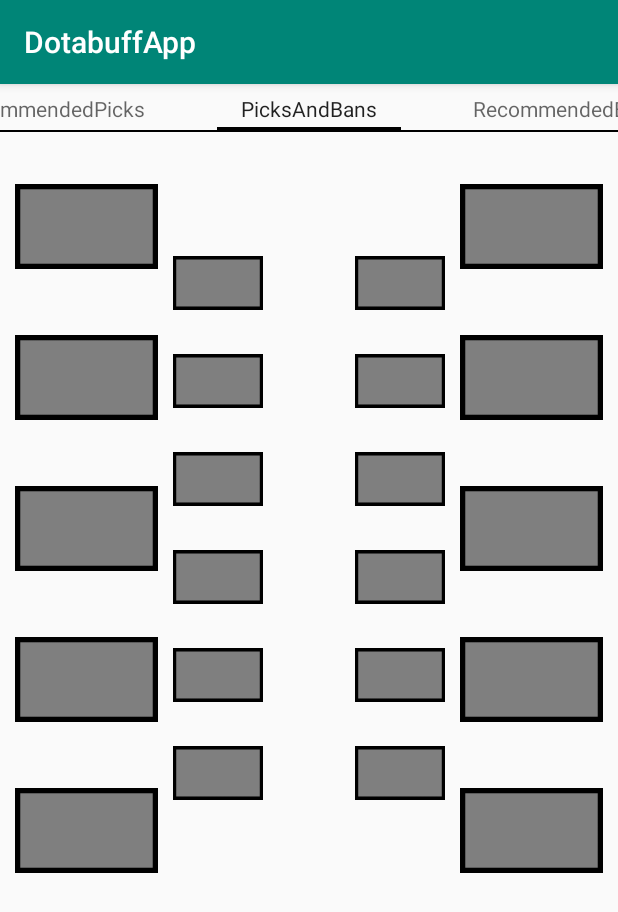
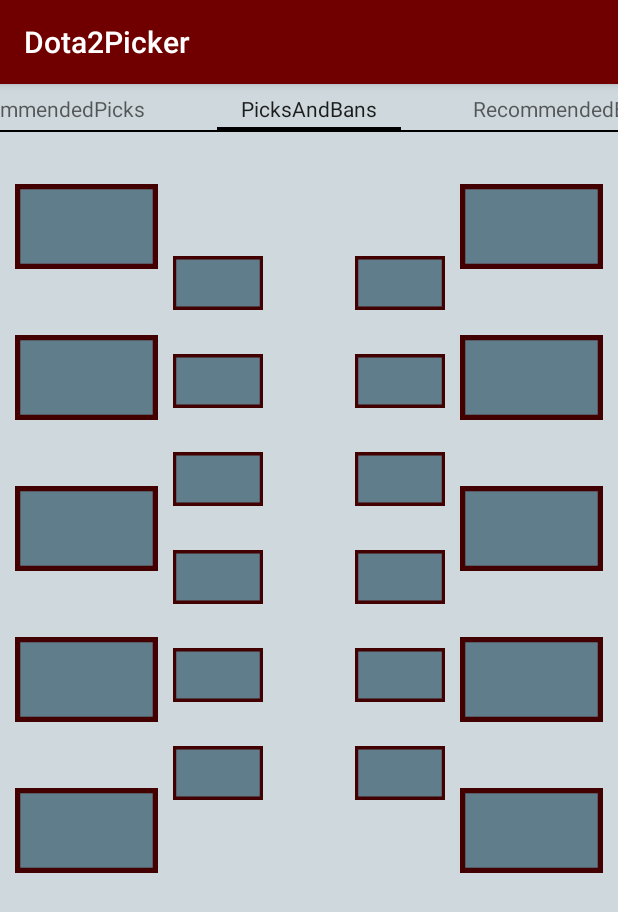
Before and after one commit to DrAlexD/Dota2CaptainApp, an Android app: the screen it shows after launch (MainActivity), on a phone screen of 412 x 824 dp. Shown: the top 912 px of the screen. Run offline under Robolectric (Android 15) with nearby library versions, the phone set to English and light mode, and no system bars.

Commit message:
App 0.9.2v.

```diff
--- a/app/src/main/res/values/colors.xml
+++ b/app/src/main/res/values/colors.xml
@@ -1,6 +1,8 @@
 <?xml version="1.0" encoding="utf-8"?>
 <resources>
-    <color name="colorPrimary">#008577</color>
-    <color name="colorPrimaryDark">#00574B</color>
-    <color name="colorAccent">#D81B60</color>
+    <color name="colorPrimary">#700000</color>
+    <color name="colorPrimaryDark">#430000</color>
+    <color name="colorAccent">#707000</color>
+    <color name="colorButton">#007070</color>
+    <color name="colorBackground">#CFD8DC</color>
 </resources>
--- a/app/src/main/res/values/strings.xml
+++ b/app/src/main/res/values/strings.xml
@@ -1,3 +1,3 @@
 <resources>
-    <string name="app_name">DotabuffApp</string>
+    <string name="app_name">Dota2Picker</string>
 </resources>
--- a/app/src/main/res/values/styles.xml
+++ b/app/src/main/res/values/styles.xml
@@ -1,11 +1,11 @@
 <resources>
 
-    <!-- Base application theme. -->
     <style name="AppTheme" parent="Theme.AppCompat.Light.DarkActionBar">
-        <!-- Customize your theme here. -->
         <item name="colorPrimary">@color/colorPrimary</item>
         <item name="colorPrimaryDark">@color/colorPrimaryDark</item>
         <item name="colorAccent">@color/colorAccent</item>
+        <item name="colorButtonNormal">@color/colorButton</item>
+        <item name="android:colorBackground">@color/colorBackground</item>
     </style>
 
     <style name="SelectedPicks">
```
Also changed, not shown: app/src/main/res/drawable/frame.png.
